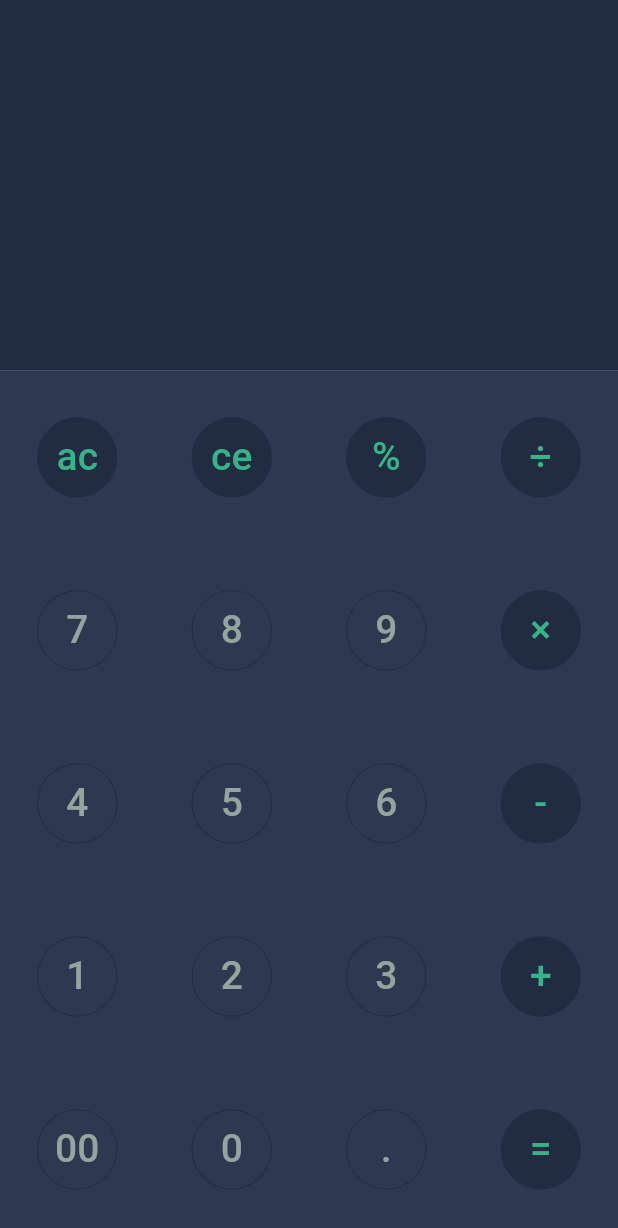
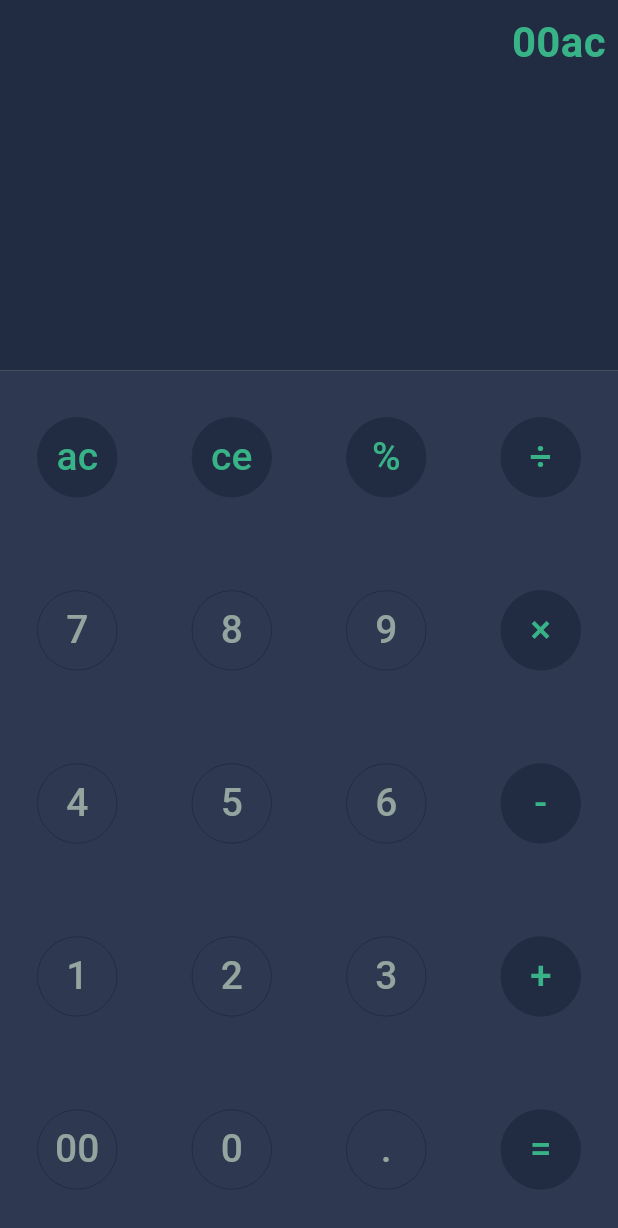
Before and after one commit to ShahramDeveloper/flutter_calculator_app, a Flutter app: the screen it shows after launch, after a tap on "ac", on a phone screen of 412 x 824 dp. Shown: the top 1228 px of the screen. Run offline on Flutter 3.47's test engine with Material 3 defaults, Android fonts, the phone set to English and light mode, and no system bars; our stand-ins replace hexcolor.

Commit message:
Change stless to stfull widget. Create buttonPressed function to add add text button clicked to title text in main.dart

```diff
--- a/lib/main.dart
+++ b/lib/main.dart
@@ -1,12 +1,26 @@
-import 'package:calculator_application/constants.dart';
 import 'package:flutter/material.dart';
 
+import 'constants.dart';
+
 void main() {
-  runApp(Application());
+  runApp(CalculatorApplication());
 }
 
-class Application extends StatelessWidget {
-  const Application({super.key});
+class CalculatorApplication extends StatefulWidget {
+  const CalculatorApplication({super.key});
+
+  @override
+  State<CalculatorApplication> createState() => _CalculatorApplicationState();
+}
+
+class _CalculatorApplicationState extends State<CalculatorApplication> {
+  var inputUser = '';
+
+  void buttonPressed(String text) {
+    setState(() {
+      inputUser += text;
+    });
+  }
 
   Widget getRow(
       {required String text1,
@@ -23,7 +37,9 @@ class Application extends StatelessWidget {
             ),
             backgroundColor: getBackgroundColor(text1),
           ),
-          onPressed: () {},
+          onPressed: () {
+            buttonPressed(text1);
+          },
           child: Text(
             text1,
             textAlign: TextAlign.center,
@@ -40,7 +56,9 @@ class Application extends StatelessWidget {
             ),
             backgroundColor: getBackgroundColor(text1),
           ),
-          onPressed: () {},
+          onPressed: () {
+            buttonPressed(text2);
+          },
           child: Text(
             text2,
             textAlign: TextAlign.center,
@@ -57,7 +75,9 @@ class Application extends StatelessWidget {
             ),
             backgroundColor: getBackgroundColor(text3),
           ),
-          onPressed: () {},
+          onPressed: () {
+            buttonPressed(text3);
+          },
           child: Text(
             text3,
             textAlign: TextAlign.center,
@@ -74,7 +94,9 @@ class Application extends StatelessWidget {
             ),
             backgroundColor: getBackgroundColor(text4),
           ),
-          onPressed: () {},
+          onPressed: () {
+            buttonPressed(text4);
+          },
           child: Text(
             text4,
             textAlign: TextAlign.center,
@@ -101,6 +123,22 @@ class Application extends StatelessWidget {
                 child: Container(
                   height: 100,
                   color: backgroundGreyDark,
+                  child: Column(
+                    crossAxisAlignment: CrossAxisAlignment.stretch,
+                    children: [
+                      Padding(
+                        padding: EdgeInsets.all(8),
+                        child: Text(
+                          inputUser,
+                          textAlign: TextAlign.end,
+                          style: TextStyle(
+                              color: textGreen,
+                              fontWeight: FontWeight.bold,
+                              fontSize: 28),
+                        ),
+                      ),
+                    ],
+                  ),
                 ),
               ),
               Expanded(
```
